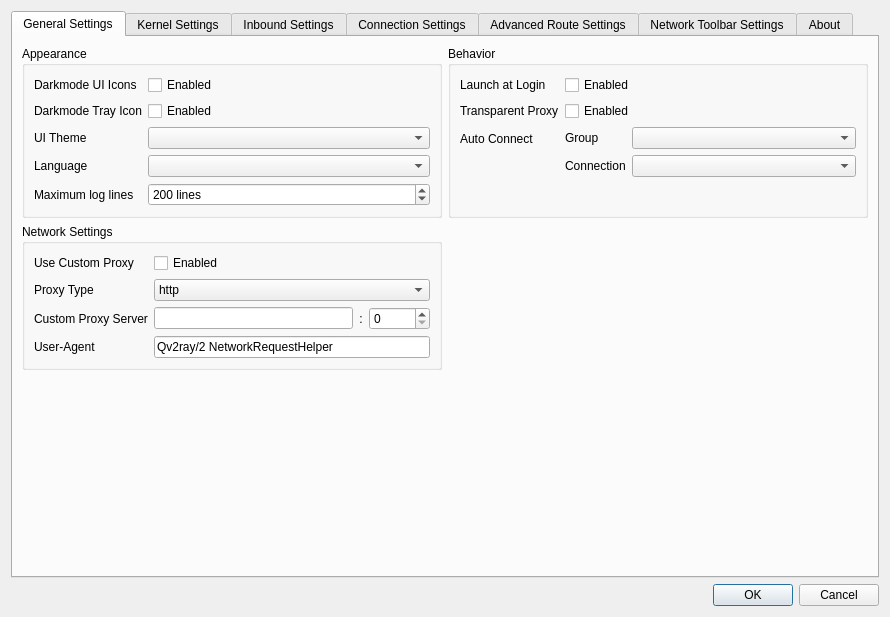
Qv2ray/Qv2ray, file src/ui/w_PreferencesWindow.ui: the form before one commit.
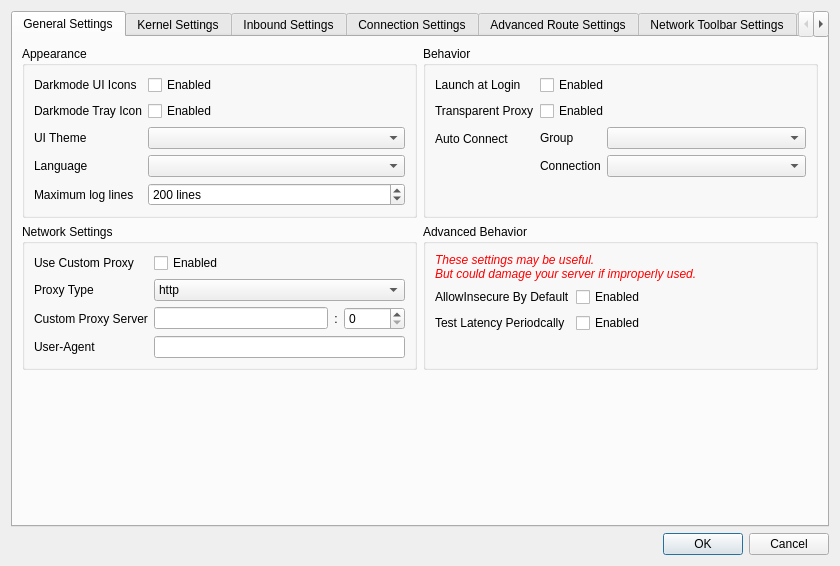
The form after the commit. Icons and pictures are not drawn.

Patch:
```diff
--- a/src/ui/w_PreferencesWindow.ui
+++ b/src/ui/w_PreferencesWindow.ui
@@ -9,8 +9,8 @@
    <rect>
     <x>0</x>
     <y>0</y>
-    <width>890</width>
-    <height>617</height>
+    <width>840</width>
+    <height>566</height>
    </rect>
   </property>
   <property name="windowTitle">
@@ -316,7 +316,70 @@
             <item row="3" column="1">
              <widget class="QLineEdit" name="qvNetworkUATxt">
               <property name="text">
-               <string>Qv2ray/2 NetworkRequestHelper</string>
+               <string/>
+              </property>
+             </widget>
+            </item>
+           </layout>
+          </widget>
+         </item>
+         <item row="1" column="1">
+          <widget class="QGroupBox" name="groupBox_8">
+           <property name="title">
+            <string>Advanced Behavior</string>
+           </property>
+           <layout class="QFormLayout" name="formLayout_5">
+            <item row="1" column="0">
+             <widget class="QLabel" name="label_82">
+              <property name="text">
+               <string>AllowInsecure By Default</string>
+              </property>
+             </widget>
+            </item>
+            <item row="1" column="1">
+             <widget class="QCheckBox" name="setAllowInsecureCB">
+              <property name="toolTip">
+               <string>Enable &quot;AllowInsecure&quot; settings for all connections when importing.
+This could resolve the certificate issues, but also could let one performing TLS MITM attack.</string>
+              </property>
+              <property name="text">
+               <string>Enabled</string>
+              </property>
+             </widget>
+            </item>
+            <item row="2" column="0">
+             <widget class="QLabel" name="label_83">
+              <property name="text">
+               <string>Test Latency Periodcally</string>
+              </property>
+             </widget>
+            </item>
+            <item row="2" column="1">
+             <widget class="QCheckBox" name="setTestLatenctCB">
+              <property name="toolTip">
+               <string>Run TCPing or ICMPing periodcally after connecting to a server.
+Qv2ray will give a more accurate latency value if Enabled, but makes it easy to fingerprint the connection.</string>
+              </property>
+              <property name="text">
+               <string>Enabled</string>
+              </property>
+             </widget>
+            </item>
+            <item row="0" column="0" colspan="2">
+             <widget class="QLabel" name="label_84">
+              <property name="font">
+               <font>
+                <weight>50</weight>
+                <italic>true</italic>
+                <bold>false</bold>
+               </font>
+              </property>
+              <property name="styleSheet">
+               <string notr="true">color: red;</string>
+              </property>
+              <property name="text">
+               <string>These settings may be useful.
+But could damage your server if improperly used.</string>
               </property>
              </widget>
             </item>
```
Left out of the diff: 2 changed lines with no effect on the pictures.
